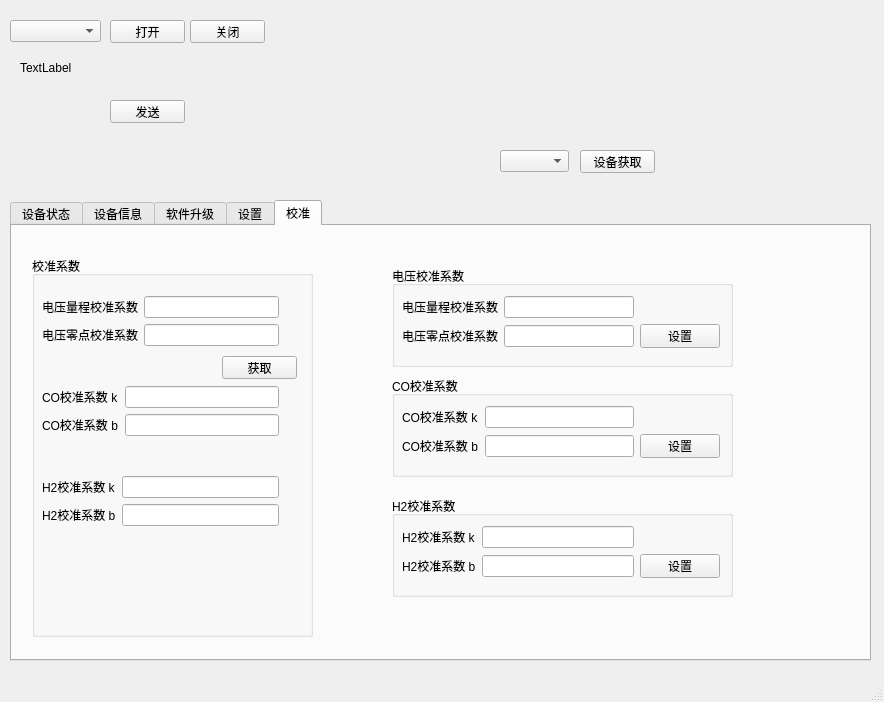
Qt form mainwindow.ui (little-porter/cfd_test_RJ) before a commit.
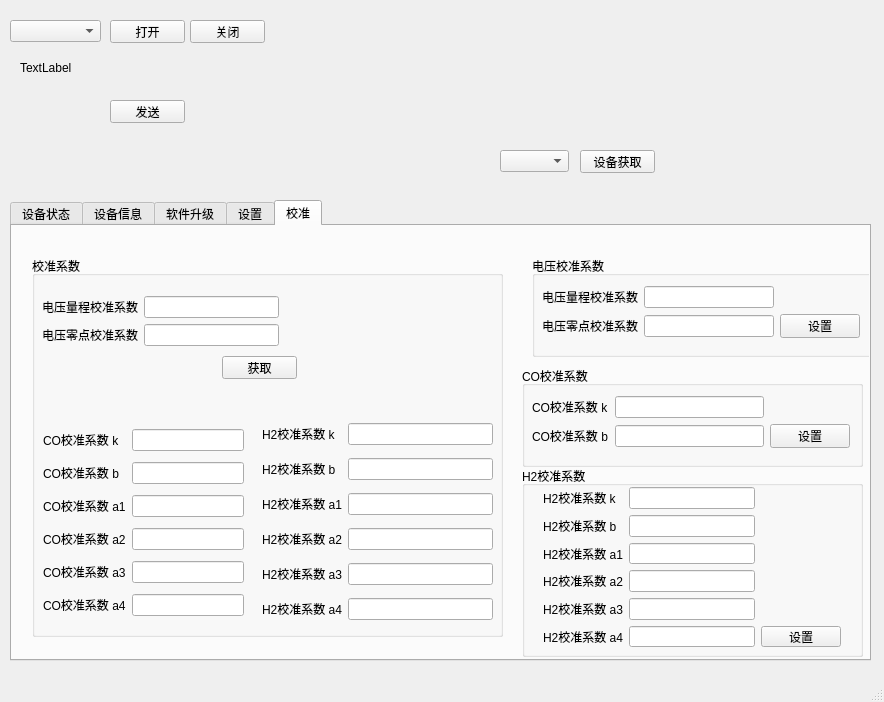
The same form after that commit. The open tabs and pages were chosen to show the change.

Patch:
```diff
--- a/mainwindow.ui
+++ b/mainwindow.ui
@@ -1331,7 +1331,7 @@
        <rect>
         <x>20</x>
         <y>30</y>
-        <width>281</width>
+        <width>471</width>
         <height>381</height>
        </rect>
       </property>
@@ -1391,53 +1391,13 @@
         </item>
        </layout>
       </widget>
-      <widget class="QWidget" name="layoutWidget_3">
+      <widget class="QWidget" name="layoutWidget">
        <property name="geometry">
         <rect>
-         <x>10</x>
-         <y>130</y>
-         <width>237</width>
-         <height>50</height>
-        </rect>
-       </property>
-       <layout class="QGridLayout" name="gridLayout_19">
-        <item row="0" column="0">
-         <widget class="QLabel" name="label_59">
-          <property name="text">
-           <string>CO校准系数 k</string>
-          </property>
-         </widget>
-        </item>
-        <item row="0" column="1">
-         <widget class="QLineEdit" name="lEdit_co_k_calib">
-          <property name="readOnly">
-           <bool>true</bool>
-          </property>
-         </widget>
-        </item>
-        <item row="1" column="0">
-         <widget class="QLabel" name="label_60">
-          <property name="text">
-           <string>CO校准系数 b</string>
-          </property>
-         </widget>
-        </item>
-        <item row="1" column="1">
-         <widget class="QLineEdit" name="lEdit_co_b_calib">
-          <property name="readOnly">
-           <bool>true</bool>
-          </property>
-         </widget>
-        </item>
-       </layout>
-      </widget>
-      <widget class="QWidget" name="layoutWidget_5">
-       <property name="geometry">
-        <rect>
-         <x>10</x>
-         <y>220</y>
-         <width>237</width>
-         <height>50</height>
+         <x>230</x>
+         <y>160</y>
+         <width>231</width>
+         <height>211</height>
         </rect>
        </property>
        <layout class="QGridLayout" name="gridLayout_21">
@@ -1469,14 +1429,166 @@
           </property>
          </widget>
         </item>
+        <item row="2" column="0">
+         <widget class="QLabel" name="label_69">
+          <property name="text">
+           <string>H2校准系数 a1</string>
+          </property>
+         </widget>
+        </item>
+        <item row="2" column="1">
+         <widget class="QLineEdit" name="lEdit_h2_a1_calib">
+          <property name="readOnly">
+           <bool>true</bool>
+          </property>
+         </widget>
+        </item>
+        <item row="3" column="0">
+         <widget class="QLabel" name="label_70">
+          <property name="text">
+           <string>H2校准系数 a2</string>
+          </property>
+         </widget>
+        </item>
+        <item row="3" column="1">
+         <widget class="QLineEdit" name="lEdit_h2_a2_calib">
+          <property name="readOnly">
+           <bool>true</bool>
+          </property>
+         </widget>
+        </item>
+        <item row="4" column="0">
+         <widget class="QLabel" name="label_71">
+          <property name="text">
+           <string>H2校准系数 a3</string>
+          </property>
+         </widget>
+        </item>
+        <item row="4" column="1">
+         <widget class="QLineEdit" name="lEdit_h2_a3_calib">
+          <property name="readOnly">
+           <bool>true</bool>
+          </property>
+         </widget>
+        </item>
+        <item row="5" column="0">
+         <widget class="QLabel" name="label_72">
+          <property name="text">
+           <string>H2校准系数 a4</string>
+          </property>
+         </widget>
+        </item>
+        <item row="5" column="1">
+         <widget class="QLineEdit" name="lEdit_h2_a4_calib">
+          <property name="readOnly">
+           <bool>true</bool>
+          </property>
+         </widget>
+        </item>
+       </layout>
+      </widget>
+      <widget class="QWidget" name="layoutWidget">
+       <property name="geometry">
+        <rect>
+         <x>11</x>
+         <y>168</y>
+         <width>201</width>
+         <height>201</height>
+        </rect>
+       </property>
+       <layout class="QGridLayout" name="gridLayout_19">
+        <item row="0" column="0">
+         <widget class="QLabel" name="label_59">
+          <property name="text">
+           <string>CO校准系数 k</string>
+          </property>
+         </widget>
+        </item>
+        <item row="0" column="1">
+         <widget class="QLineEdit" name="lEdit_co_k_calib">
+          <property name="readOnly">
+           <bool>true</bool>
+          </property>
+         </widget>
+        </item>
+        <item row="1" column="0">
+         <widget class="QLabel" name="label_60">
+          <property name="text">
+           <string>CO校准系数 b</string>
+          </property>
+         </widget>
+        </item>
+        <item row="1" column="1">
+         <widget class="QLineEdit" name="lEdit_co_b_calib">
+          <property name="readOnly">
+           <bool>true</bool>
+          </property>
+         </widget>
+        </item>
+        <item row="2" column="0">
+         <widget class="QLabel" name="label_73">
+          <property name="text">
+           <string>CO校准系数 a1</string>
+          </property>
+         </widget>
+        </item>
+        <item row="2" column="1">
+         <widget class="QLineEdit" name="lEdit_co_a1_calib">
+          <property name="readOnly">
+           <bool>true</bool>
+          </property>
+         </widget>
+        </item>
+        <item row="3" column="0">
+         <widget class="QLabel" name="label_74">
+          <property name="text">
+           <string>CO校准系数 a2</string>
+          </property>
+         </widget>
+        </item>
+        <item row="3" column="1">
+         <widget class="QLineEdit" name="lEdit_co_a2_calib">
+          <property name="readOnly">
+           <bool>true</bool>
+          </property>
+         </widget>
+        </item>
+        <item row="4" column="0">
+         <widget class="QLabel" name="label_75">
+          <property name="text">
+           <string>CO校准系数 a3</string>
+          </property>
+         </widget>
+        </item>
+        <item row="4" column="1">
+         <widget class="QLineEdit" name="lEdit_co_a3_calib">
+          <property name="readOnly">
+           <bool>true</bool>
+          </property>
+         </widget>
+        </item>
+        <item row="5" column="0">
+         <widget class="QLabel" name="label_76">
+          <property name="text">
+           <string>CO校准系数 a4</string>
+          </property>
+         </widget>
+        </item>
+        <item row="5" column="1">
+         <widget class="QLineEdit" name="lEdit_co_a4_calib">
+          <property name="readOnly">
+           <bool>true</bool>
+          </property>
+         </widget>
+        </item>
        </layout>
       </widget>
      </widget>
      <widget class="QGroupBox" name="groupBox_5">
       <property name="geometry">
        <rect>
-        <x>380</x>
-        <y>40</y>
+        <x>520</x>
+        <y>30</y>
         <width>341</width>
         <height>101</height>
        </rect>
@@ -1527,8 +1639,8 @@
      <widget class="QGroupBox" name="groupBox_6">
       <property name="geometry">
        <rect>
-        <x>380</x>
-        <y>150</y>
+        <x>510</x>
+        <y>140</y>
         <width>341</width>
         <height>101</height>
        </rect>
@@ -1579,22 +1691,22 @@
      <widget class="QGroupBox" name="groupBox_7">
       <property name="geometry">
        <rect>
-        <x>380</x>
-        <y>270</y>
+        <x>510</x>
+        <y>240</y>
         <width>341</width>
-        <height>101</height>
+        <height>191</height>
        </rect>
       </property>
       <property name="title">
        <string>H2校准系数</string>
       </property>
-      <widget class="QWidget" name="layoutWidget_4">
+      <widget class="QWidget" name="layoutWidget">
        <property name="geometry">
         <rect>
-         <x>10</x>
-         <y>30</y>
-         <width>318</width>
-         <height>52</height>
+         <x>21</x>
+         <y>21</y>
+         <width>298</width>
+         <height>160</height>
         </rect>
        </property>
        <layout class="QGridLayout" name="gridLayout_20">
@@ -1618,7 +1730,47 @@
         <item row="1" column="1">
          <widget class="QLineEdit" name="lEdit_h2_b_calib_set"/>
         </item>
-        <item row="1" column="2">
+        <item row="2" column="0">
+         <widget class="QLabel" name="label_65">
+          <property name="text">
+           <string>H2校准系数 a1</string>
+          </property>
+         </widget>
+        </item>
+        <item row="2" column="1">
+         <widget class="QLineEdit" name="lEdit_h2_a1_calib_set"/>
+        </item>
+        <item row="3" column="0">
+         <widget class="QLabel" name="label_66">
+          <property name="text">
+           <string>H2校准系数 a2</string>
+          </property>
+         </widget>
+        </item>
+        <item row="3" column="1">
+         <widget class="QLineEdit" name="lEdit_h2_a2_calib_set"/>
+        </item>
+        <item row="4" column="0">
+         <widget class="QLabel" name="label_67">
+          <property name="text">
+           <string>H2校准系数 a3</string>
+          </property>
+         </widget>
+        </item>
+        <item row="4" column="1">
+         <widget class="QLineEdit" name="lEdit_h2_a3_calib_set"/>
+        </item>
+        <item row="5" column="0">
+         <widget class="QLabel" name="label_68">
+          <property name="text">
+           <string>H2校准系数 a4</string>
+          </property>
+         </widget>
+        </item>
+        <item row="5" column="1">
+         <widget class="QLineEdit" name="lEdit_h2_a4_calib_set"/>
+        </item>
+        <item row="5" column="2">
          <widget class="QPushButton" name="btn_h2_calib_set">
           <property name="text">
            <string>设置</string>
```
Left out of the diff: 4 changed lines with no effect on the pictures.
